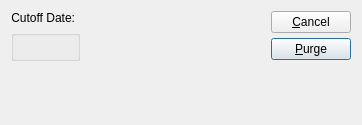
Before: the Qt Designer form guiclient/purgeClosedWorkOrders.ui in knowhow/xtuple, drawn with Qt 5.
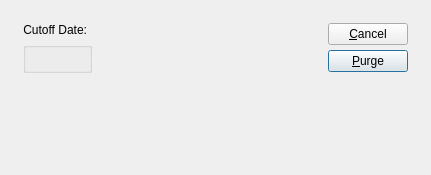
After: the same form once the commit is applied. Custom widgets are drawn as their Qt base class.

```diff
--- a/guiclient/purgeClosedWorkOrders.ui
+++ b/guiclient/purgeClosedWorkOrders.ui
@@ -8,19 +8,33 @@
 is available at www.xtuple.com/CPAL.  By using this software, you agree
 to be bound by its terms.</comment>
  <class>purgeClosedWorkOrders</class>
- <widget class="QDialog" name="purgeClosedWorkOrders">
-  <property name="geometry">
+ <widget class="QDialog" name="purgeClosedWorkOrders" >
+  <property name="geometry" >
    <rect>
     <x>0</x>
     <y>0</y>
-    <width>362</width>
-    <height>125</height>
+    <width>431</width>
+    <height>175</height>
    </rect>
   </property>
-  <property name="windowTitle">
+  <property name="minimumSize" >
+   <size>
+    <width>0</width>
+    <height>55</height>
+   </size>
+  </property>
+  <property name="windowTitle" >
    <string>Purge Closed Work Orders</string>
   </property>
-  <layout class="QHBoxLayout" name="horizontalLayout">
+  <layout class="QGridLayout" name="gridLayout" >
+   <item row="0" column="0" >
+    <layout class="QHBoxLayout" name="horizontalLayout" >
+     <property name="spacing" >
+      <number>12</number>
+     </property>
+     <property name="margin" >
+      <number>12</number>
+     </property>
    <item>
     <layout class="QVBoxLayout">
      <property name="spacing">
@@ -112,9 +126,9 @@
      <property name="sizeType">
       <enum>QSizePolicy::Expanding</enum>
      </property>
-     <property name="sizeHint" stdset="0">
+       <property name="sizeHint" stdset="0" >
       <size>
-       <width>25</width>
+         <width>0</width>
        <height>20</height>
       </size>
      </property>
@@ -161,8 +175,10 @@
     </layout>
    </item>
   </layout>
+   </item>
+  </layout>
  </widget>
- <layoutdefault spacing="6" margin="11"/>
+ <layoutdefault spacing="6" margin="11" />
  <pixmapfunction>qPixmapFromMimeSource</pixmapfunction>
  <customwidgets>
   <customwidget>
```
Left out of the diff: 83 changed lines with no effect on the pictures. Lines whose indentation alone changed are shown as unchanged.
